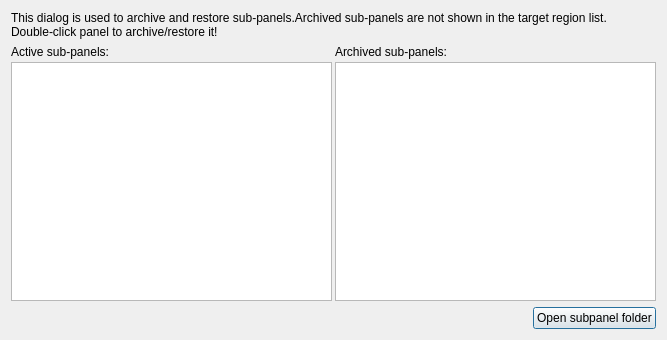
Before: the Qt Designer form src/GSvar/SubpanelArchiveDialog.ui in imgag/ngs-bits, drawn with Qt 5.
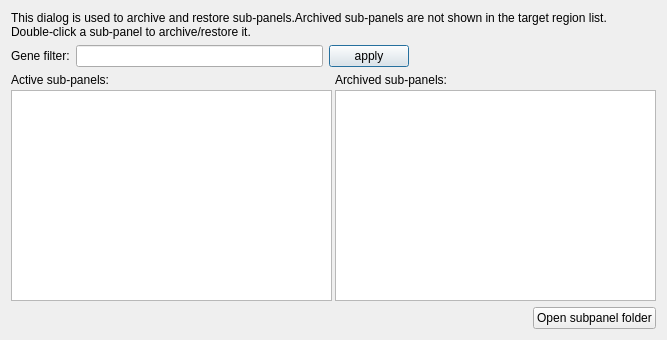
After: the same form once the commit is applied.

Commit message: GSvar: added gene filter to subpanel archive dialog.

What changed in the file:
```diff
--- a/src/GSvar/SubpanelArchiveDialog.ui
+++ b/src/GSvar/SubpanelArchiveDialog.ui
@@ -17,10 +17,47 @@
    <item>
     <widget class="QLabel" name="label">
      <property name="text">
-      <string>&lt;html&gt;&lt;head/&gt;&lt;body&gt;&lt;p&gt;This dialog is used to archive and restore sub-panels.Archived sub-panels are not shown in the target region list.&lt;br/&gt;Double-click panel to archive/restore it!&lt;/p&gt;&lt;/body&gt;&lt;/html&gt;</string>
+      <string>&lt;html&gt;&lt;head/&gt;&lt;body&gt;&lt;p&gt;This dialog is used to archive and restore sub-panels.Archived sub-panels are not shown in the target region list.&lt;br/&gt;Double-click a sub-panel to archive/restore it.&lt;/p&gt;&lt;/body&gt;&lt;/html&gt;</string>
      </property>
     </widget>
    </item>
+   <item>
+    <layout class="QHBoxLayout" name="horizontalLayout_3">
+     <item>
+      <widget class="QLabel" name="label_4">
+       <property name="toolTip">
+        <string>Comma-separated list of genes.</string>
+       </property>
+       <property name="text">
+        <string>Gene filter:</string>
+       </property>
+      </widget>
+     </item>
+     <item>
+      <widget class="QLineEdit" name="genes"/>
+     </item>
+     <item>
+      <widget class="QPushButton" name="genes_apply">
+       <property name="text">
+        <string>apply</string>
+       </property>
+      </widget>
+     </item>
+     <item>
+      <spacer name="horizontalSpacer_2">
+       <property name="orientation">
+        <enum>Qt::Horizontal</enum>
+       </property>
+       <property name="sizeHint" stdset="0">
+        <size>
+         <width>40</width>
+         <height>20</height>
+        </size>
+       </property>
+      </spacer>
+     </item>
+    </layout>
+   </item>
    <item>
     <layout class="QHBoxLayout" name="horizontalLayout">
      <property name="spacing">
```
The commit also changes 7 other files.
